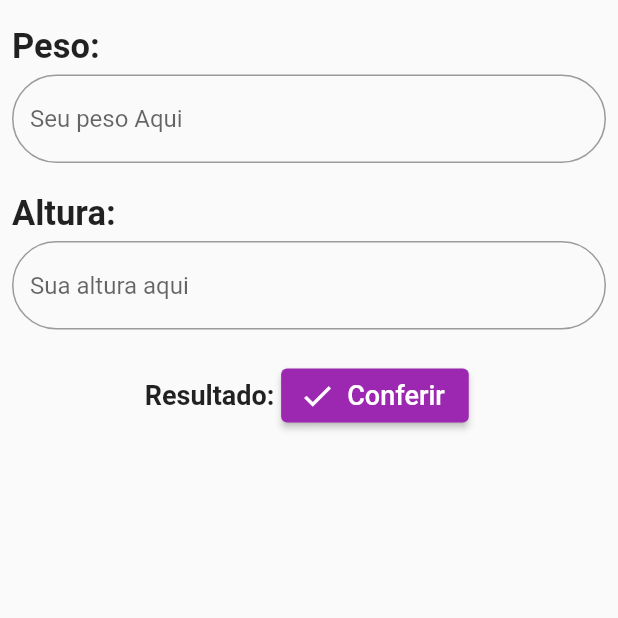
After one commit to Grazinascito/calculadoraIMC-flutter, a Flutter app: the screen it shows after launch, after a tap on "Conferir", on a phone screen of 412 x 824 dp, the part 380-998 px from its top. The commit adds this screen. Run offline on Flutter 3.47's test engine with Material 2 defaults, Android fonts, the phone set to English and light mode, and no system bars.

Commit message:
recebendo inputs de texto com textfield

```diff
--- /dev/null
+++ b/lib/form_datas.dart
@@ -0,0 +1,133 @@
+import 'package:flutter/material.dart';
+
+class FormData extends StatefulWidget {
+  const FormData({Key? key}) : super(key: key);
+
+  @override
+  _FormDataState createState() => _FormDataState();
+}
+
+class _FormDataState extends State<FormData> {
+  TextEditingController weightConttoller = TextEditingController();
+  TextEditingController heightConttoller = TextEditingController();
+
+  Widget handleTextField(
+      String hintTextField, TextEditingController controlInput) {
+    return TextField(
+        decoration: InputDecoration(
+          focusedBorder: const OutlineInputBorder(
+            borderSide: BorderSide(
+              color: Colors.purple,
+            ),
+            borderRadius: BorderRadius.all(Radius.circular(30)),
+          ),
+          border: const OutlineInputBorder(
+            borderRadius: BorderRadius.all(Radius.circular(30)),
+          ),
+          hintText: hintTextField,
+        ),
+        controller: controlInput);
+  }
+
+  Widget handleLabelText(String labelText) {
+    return Container(
+        //component
+        margin: const EdgeInsets.fromLTRB(0, 20, 0, 5),
+        child: Align(
+          alignment: Alignment.centerLeft,
+          child: Text(
+            labelText,
+            style: const TextStyle(fontSize: 23, fontWeight: FontWeight.bold),
+            textAlign: TextAlign.left,
+          ),
+        ));
+  }
+
+  var result = "";
+  void _handleOnCalculate() {
+    double doubleWeightController = double.parse(weightConttoller.text);
+    double doubleHeightController = double.parse(heightConttoller.text) / 100;
+
+    double imc = doubleWeightController /
+        (doubleHeightController * doubleHeightController);
+
+    if (imc < 17) {
+      result = "Muito abaixo do peso: ${imc.toStringAsFixed(2)} de imc";
+    } else if (imc > 17 && imc < 18.49) {
+      result = "Abaixo do peso: ${imc.toStringAsFixed(2)} de imc";
+    } else if (imc >= 18.5 && imc <= 24.99) {
+      result = "Peso normal: ${imc.toStringAsFixed(2)} de imc";
+    } else if (imc >= 25 && imc <= 29.99) {
+      result = "Acima do peso: ${imc.toStringAsFixed(2)} de imc";
+    } else if (imc >= 30 && imc <= 34.99) {
+      result = "Obesidade I: ${imc.toStringAsFixed(2)} de imc";
+    } else if (imc >= 35 && imc <= 39.99) {
+      result = "Obesidade II: ${imc.toStringAsFixed(2)} de imc";
+    }
+
+    setState(() {
+      result;
+    });
+  }
+
+  @override
+  Widget build(BuildContext context) {
+    return Center(
+      child: Padding(
+          padding: const EdgeInsets.all(8),
+          child: Column(
+            mainAxisAlignment: MainAxisAlignment.start,
+            children: [
+              Container(
+                margin: const EdgeInsets.fromLTRB(0, 20, 0, 5),
+                child: Image.asset(
+                  "assets/images/indice-de-massa-corporal.png",
+                  height: 110,
+                  width: 200,
+                ),
+              ),
+              Container(
+                margin: const EdgeInsets.fromLTRB(0, 20, 0, 5),
+                child: const Text(
+                  "Insira seus dados abaixo: ",
+                  style: TextStyle(fontSize: 23, fontWeight: FontWeight.bold),
+                ),
+              ),
+              handleLabelText("Peso: "),
+              handleTextField("Seu peso Aqui", weightConttoller),
+              handleLabelText("Altura: "),
+              handleTextField("Sua altura aqui", heightConttoller),
+
+              //fim component
+              Container(
+                  margin: const EdgeInsets.fromLTRB(12, 20, 15, 20),
+                  child: Row(
+                    mainAxisAlignment: MainAxisAlignment.center,
+                    children: [
+                      const Text("Resultado: ",
+                          style: TextStyle(
+                              fontSize: 18, fontWeight: FontWeight.bold)),
+                      ElevatedButton.icon(
+                        label: const Text("Conferir",
+                            style: TextStyle(fontSize: 18)),
+                      style: ElevatedButton.styleFrom(
+                          primary: Colors.purple,
+                      ),
+                     icon: const Icon(Icons.check),
+                     onPressed: () {
+                        _handleOnCalculate();
+                    },
+                  ),
+                 ],
+              )),
+
+              Padding(
+                padding: EdgeInsets.only(top: 10),
+                child: Text(result),
+              )
+            ],
+          )),
+
+    );
+  }
+}
```
Also changed, not shown: lib/main.dart (+4 -95 lines).
